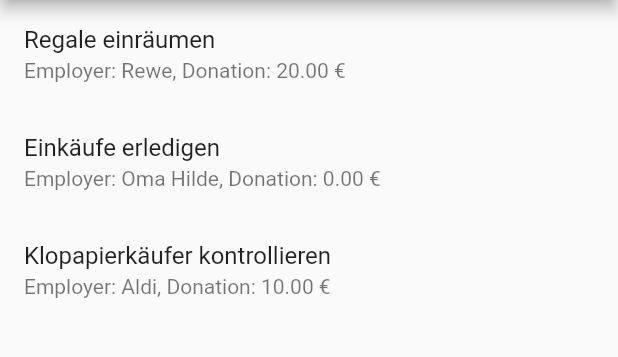
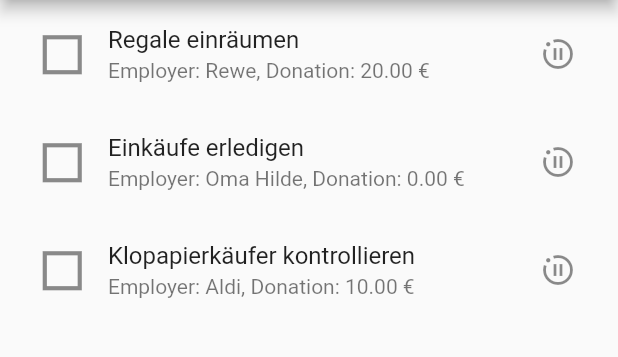
Before and after one commit to ConstantinKoch/WirVSVirus, a Flutter app: the screen it shows after launch, on a phone screen of 412 x 824 dp, the part 84-441 px from its top. Run offline on Flutter 3.47's test engine with Material 2 defaults, Android fonts, the phone set to English and light mode, and no system bars.

Commit message:
- added listItem elements and on click

```diff
--- a/App/wirvsvirus/lib/JobOverview.dart
+++ b/App/wirvsvirus/lib/JobOverview.dart
@@ -1,5 +1,9 @@
+import 'package:flutter/cupertino.dart';
 import 'package:flutter/material.dart';
+import 'package:wirvsvirus/JobDetails.dart';
+import 'package:wirvsvirus/Skeleton.dart';
 import 'Jobs.dart';
+import 'Skeleton.dart';
 
 class JobOverview extends StatelessWidget {
   final List<Jobs> jobs = getJobs();
@@ -12,16 +16,48 @@
         final job = this.jobs[index];
         // return JobListTile(job);
         return ListTile(
-          title: Text(job.title),
-          subtitle: Text('Employer: ' + job.employer + ', Donation: ' + job.donation.toString()),
+          leading: Container(
+              padding: EdgeInsets.only(top: 3.0),
+              width: 40.0,
+            child:Column(
+              children: <Widget>[
+                IconButton(
+                  icon:Icon(IconData(59475, fontFamily: 'MaterialIcons')),
+                  onPressed: (){
+                    Navigator.push(context, MaterialPageRoute(
+                        builder:(context) => Skeleton(body: JobOverview()/*TODO change to right activity*/)
+                    )
+                    );
+                  },
+                  iconSize: 35.0,
+                ),
+              ],
+            )
+          ),
+            title: Text(job.title),
+            subtitle: Text('Employer: ' + job.employer + ', Donation: ' + job.donation.toString()),
+            trailing: IconButton(
+                  icon: Icon(IconData(58377, fontFamily: 'MaterialIcons', matchTextDirection: true)),
+                  onPressed: () {
+                    Navigator.push(context, MaterialPageRoute(
+                    builder:(context) => Skeleton(body: JobDetails())
+                    )
+                    );
+                    },
+            ),
+            onTap: (() {
+              Navigator.push(context, MaterialPageRoute(
+                  builder: (context) => Skeleton(body: JobDetails())
+            )
+            );
+          }
+          ),
         );
       }
     );
   }
 }
 
-//ToDO fertig implementieren
-/*
 class JobListTile extends ListTile {
   final Jobs job;
 
@@ -37,10 +73,8 @@
       mainAxisSpacing: 10,
       children: <Widget>[
         Container(
-
         )
       ],
     );
   }
 }
-*/
```
Also changed, not shown: App/wirvsvirus/lib/JobDetails.dart (added, +9 -0 lines).
